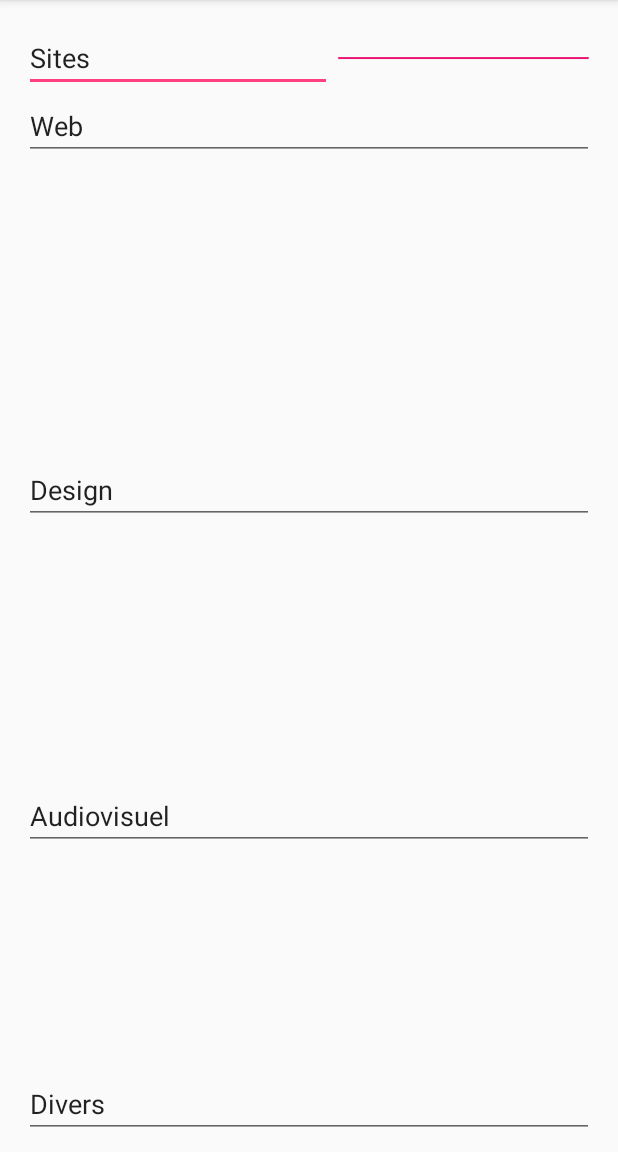
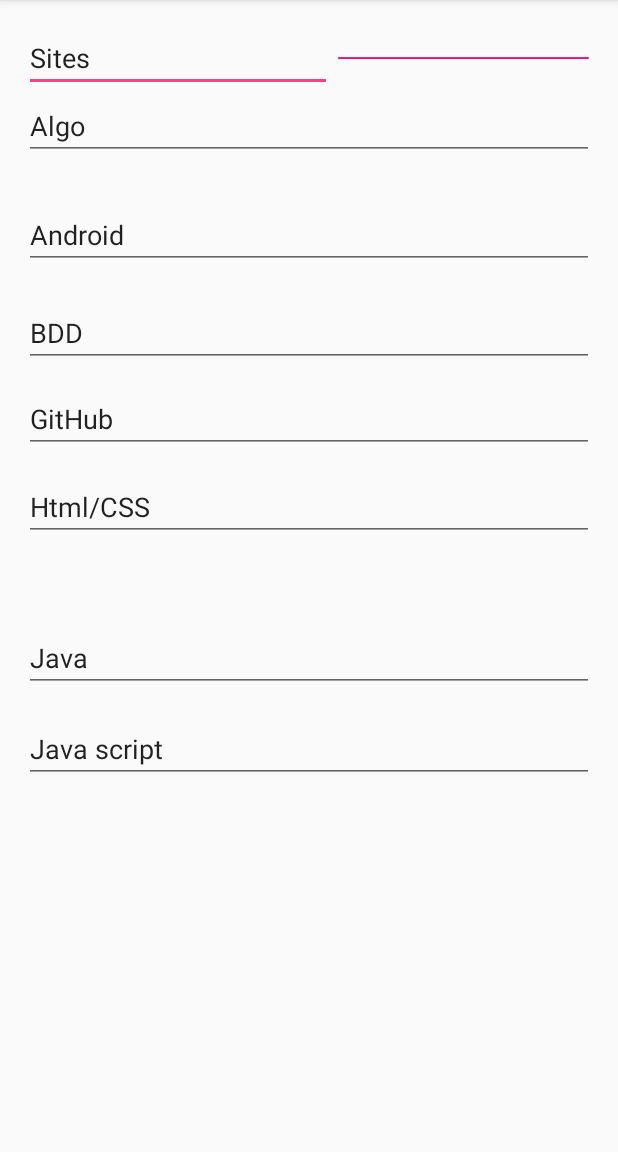
Before and after one commit to VincentDubois/Annuaire, an Android app: the LiensActivity screen opened directly, with no data from a screen before it, on a phone screen of 412 x 824 dp, the part 84-1236 px from its top. Run offline under Robolectric (Android 15) with nearby library versions, the phone set to English and light mode, and no system bars; libraries missing offline, so code that uses them is left out: com.readystatesoftware.sqliteasset; 3 statements that could not run were skipped.

Commit message:
site_element et LiensActivity

```diff
--- a/app/src/main/res/layout/activity_liens.xml
+++ b/app/src/main/res/layout/activity_liens.xml
@@ -25,7 +25,6 @@
             <EditText
                 android:layout_width="match_parent"
                 android:layout_height="wrap_content"
-                android:inputType="text"
                 android:text="Sites"
                 android:ems="10"
                 android:layout_alignParentTop="true"
@@ -47,10 +46,61 @@
         <EditText
             android:layout_width="match_parent"
             android:layout_height="wrap_content"
-            android:inputType="text"
-            android:text="Web"
+            android:inputType="textPersonName"
+            android:text="Algo"
             android:ems="10"
-            android:id="@+id/editText2"
+            android:id="@+id/textViewAlgo" />
+
+        <ListView
+            android:layout_width="match_parent"
+            android:layout_height="27dp"
+            android:id="@+id/listViewAlgo" />
+
+        <EditText
+            android:layout_width="match_parent"
+            android:layout_height="wrap_content"
+            android:inputType="textPersonName"
+            android:text="Android"
+            android:ems="10"
+            android:id="@+id/textViewAndroid" />
+
+        <ListView
+            android:layout_width="match_parent"
+            android:layout_height="20dp"
+            android:id="@+id/listViewAndroid" />
+
+        <EditText
+            android:layout_width="match_parent"
+            android:layout_height="wrap_content"
+            android:inputType="textPersonName"
+            android:text="BDD"
+            android:ems="10"
+            android:id="@+id/textViewBDD" />
+
+        <ListView
+            android:layout_width="match_parent"
+            android:layout_height="12dp"
+            android:id="@+id/listViewBDD" />
+
+        <EditText
+            android:layout_width="match_parent"
+            android:layout_height="wrap_content"
+            android:inputType="textPersonName"
+            android:text="GitHub"
+            android:ems="10"
+            android:id="@+id/textViewGitHub" />
+
+        <ListView
+            android:layout_width="match_parent"
+            android:layout_height="13dp"
+            android:id="@+id/listViewGitHub" />
+
+        <EditText
+            android:layout_width="match_parent"
+            android:layout_height="wrap_content"
+            android:text="Html/CSS"
+            android:ems="10"
+            android:id="@+id/textViewHtmlCSS"
             android:layout_below="@+id/editText"
             android:layout_alignParentLeft="true"
             android:layout_alignParentStart="true"
@@ -58,17 +108,41 @@
 
         <ListView
             android:layout_width="match_parent"
-            android:layout_height="wrap_content"
-            android:layout_weight="0.57"
-            android:id="@+id/listView_web" />
+            android:layout_height="55dp"
+            android:id="@+id/listViewHtmlCSS" />
 
         <EditText
             android:layout_width="match_parent"
             android:layout_height="wrap_content"
-            android:inputType="text"
-            android:text="Design"
+            android:inputType="textPersonName"
+            android:text="Java"
             android:ems="10"
-            android:id="@+id/editText3"
+            android:id="@+id/textViewJava" />
+
+        <ListView
+            android:layout_width="match_parent"
+            android:layout_height="15dp"
+            android:id="@+id/listViewJava" />
+
+        <EditText
+            android:layout_width="match_parent"
+            android:layout_height="wrap_content"
+            android:inputType="textPersonName"
+            android:text="Java script"
+            android:ems="10"
+            android:id="@+id/textViewJS" />
+
+        <ListView
+            android:layout_width="match_parent"
+            android:layout_height="match_parent"
+            android:id="@+id/listViewJS" />
+
+        <EditText
+            android:layout_width="match_parent"
+            android:layout_height="wrap_content"
+            android:text="PHP"
+            android:ems="10"
+            android:id="@+id/textViewPHP"
             android:layout_above="@+id/editText4"
             android:layout_alignParentLeft="true"
             android:layout_alignParentStart="true"
@@ -77,16 +151,16 @@
         <ListView
             android:layout_width="match_parent"
             android:layout_height="50dp"
-            android:layout_weight="0.35" />
+            android:layout_weight="0.35"
+            android:id="@+id/listViewPHP" />
 
         <EditText
             android:layout_width="match_parent"
             android:layout_height="wrap_content"
-            android:inputType="text"
-            android:text="Audiovisuel"
+            android:text="Réseaux"
             android:ems="10"
-            android:id="@+id/editText4"
-            android:layout_above="@+id/editText5"
+            android:id="@+id/textViewReseaux"
+            android:layout_above="@+id/textViewDivers"
             android:layout_alignParentLeft="true"
             android:layout_alignParentStart="true"
             />
@@ -94,15 +168,15 @@
         <ListView
             android:layout_width="match_parent"
             android:layout_height="56dp"
-            android:layout_weight="0.26" />
+            android:layout_weight="0.26"
+            android:id="@+id/listViewReseaux" />
 
         <EditText
             android:layout_width="match_parent"
             android:layout_height="wrap_content"
-            android:inputType="text"
             android:text="Divers"
             android:ems="10"
-            android:id="@+id/editText5"
+            android:id="@+id/textViewDivers"
             android:layout_alignParentBottom="true"
             android:layout_alignParentLeft="true"
             android:layout_alignParentStart="true"
@@ -110,7 +184,8 @@
 
         <ListView
             android:layout_width="match_parent"
-            android:layout_height="56dp" />
+            android:layout_height="14dp"
+            android:id="@+id/listViewDivers" />
 
     </LinearLayout>
 
```
